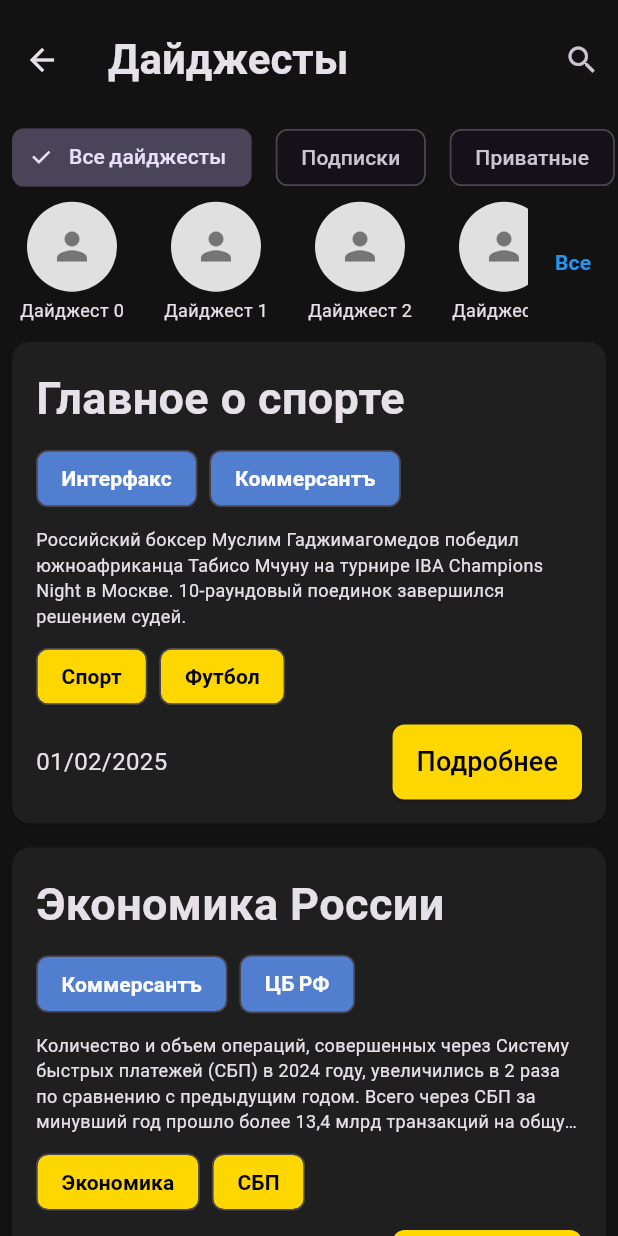
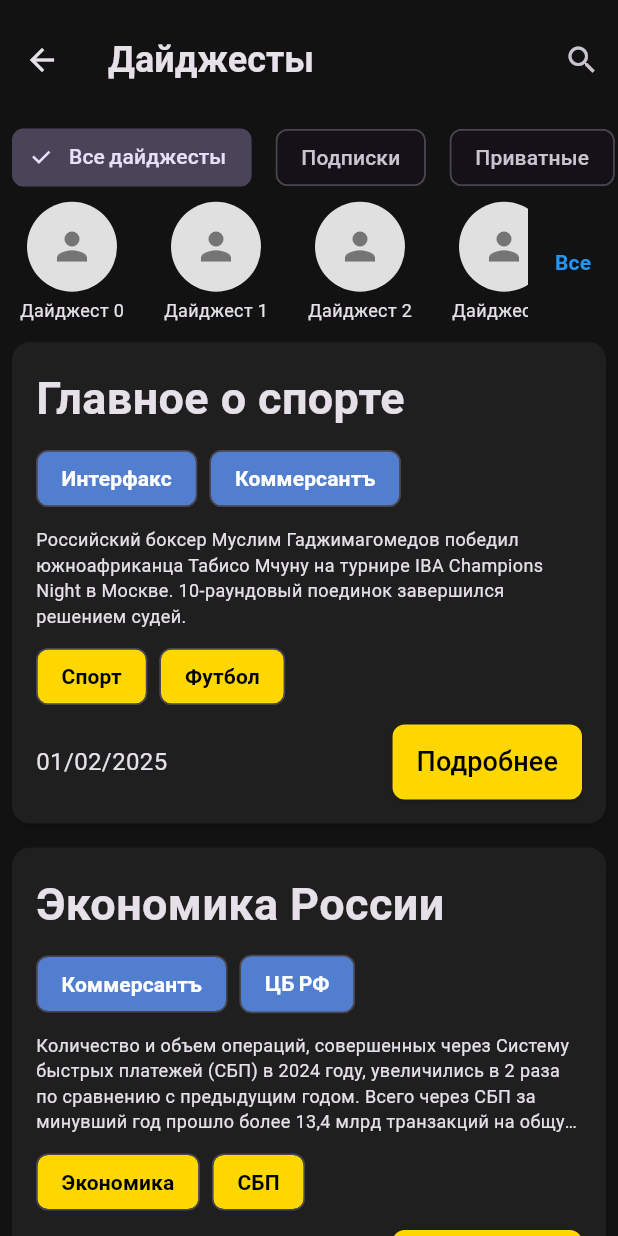
Before and after one commit to KcasTischaWattt/crosswords-mobile-app, a Flutter app: the DigestsPage screen opened directly, on a phone screen of 412 x 824 dp. Run offline on Flutter 3.47's test engine with Material 3 defaults, Android fonts, the phone set to English and light mode, and no system bars; our stand-ins replace google_fonts, velocity_x.

Commit message:
Reduce font size of the title in digests page

```diff
--- a/lib/screens/digests_page.dart
+++ b/lib/screens/digests_page.dart
@@ -33,7 +33,7 @@ class _DigestsPageState extends State<DigestsPage> {
         elevation: 0,
         title: const Text(
           'Дайджесты',
-          style: TextStyle(fontSize: 28, fontWeight: FontWeight.bold),
+          style: TextStyle(fontSize: 24, fontWeight: FontWeight.bold),
         ),
         actions: [
           IconButton(
```
